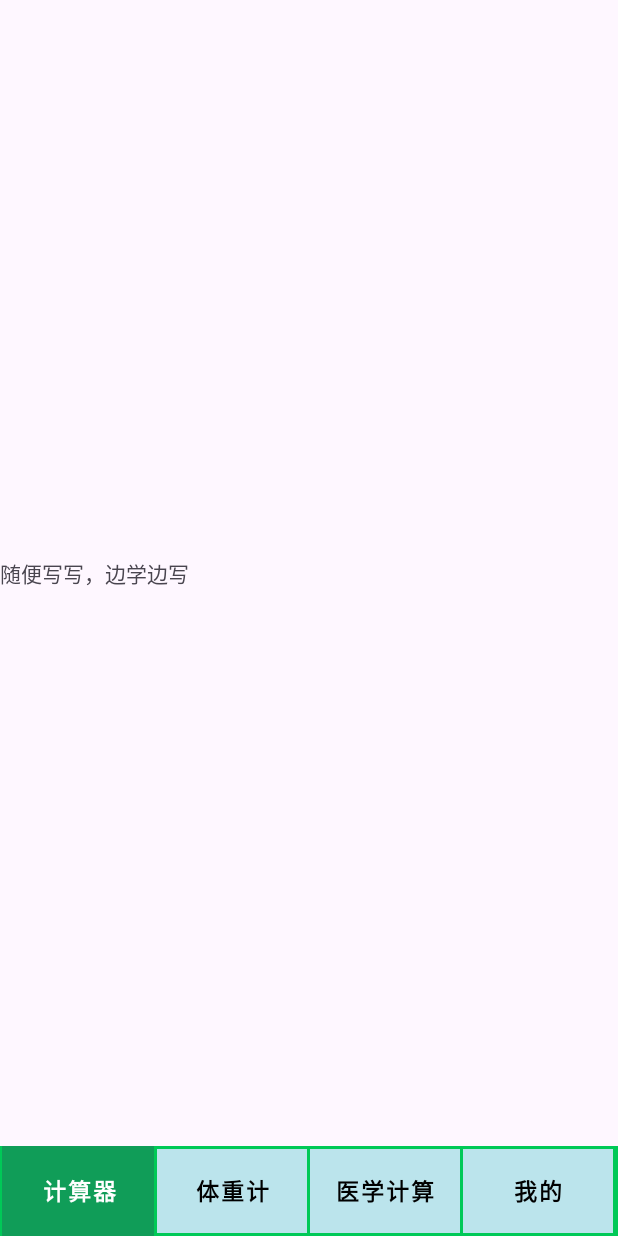
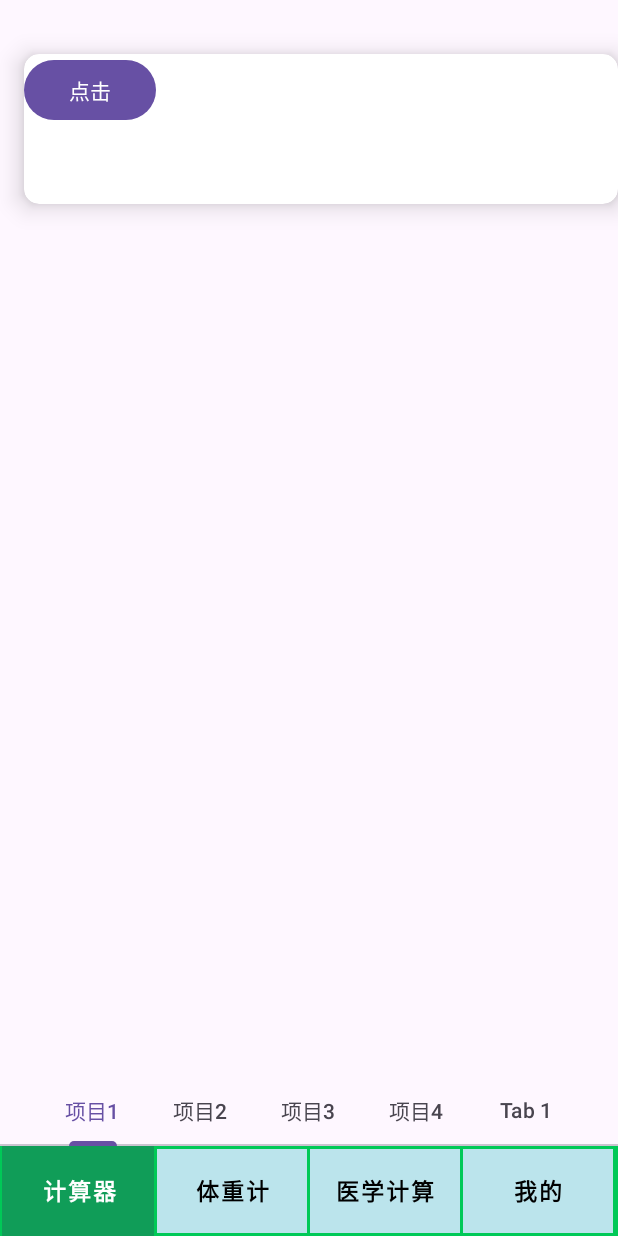
Before and after one commit to outlllc/medtools, an Android app built with Jetpack Compose: the fragment MinePage placed in its activity, on a phone screen of 412 x 824 dp. Run offline under Robolectric (Android 15) with nearby library versions, the phone set to English and light mode, and no system bars; our stand-ins replace data binding; 2 statements that could not run were skipped.

Commit message:
(修改了部分布局文件，添加了新的图片资源和属性)

```diff
--- a/app/src/main/java/com/duckgo/medtools/mine/MinePage.kt
+++ b/app/src/main/java/com/duckgo/medtools/mine/MinePage.kt
@@ -42,4 +42,9 @@ class MinePage : Fragment() {
                 }
             }
     }
+
+    override fun onViewCreated(view: View, savedInstanceState: Bundle?) {
+        super.onViewCreated(view, savedInstanceState)
+        binding.tabLayout.addTab(binding.tabLayout.newTab().setText("Tab 1"))
+    }
 }
--- a/app/src/main/res/layout/fragment_mine_page.xml
+++ b/app/src/main/res/layout/fragment_mine_page.xml
@@ -1,7 +1,7 @@
 <?xml version="1.0" encoding="utf-8"?>
 <layout xmlns:android="http://schemas.android.com/apk/res/android"
-    xmlns:app="http://schemas.android.com/apk/res-auto"
-    xmlns:tools="http://schemas.android.com/tools">
+    xmlns:tools="http://schemas.android.com/tools"
+    xmlns:app="http://schemas.android.com/apk/res-auto">
 
     <data>
 
@@ -9,16 +9,69 @@
 
     <androidx.constraintlayout.widget.ConstraintLayout
         android:layout_width="match_parent"
-        android:layout_height="match_parent"
-        tools:context=".mine.MinePage">
+        android:layout_height="match_parent">
 
-        <TextView
+        <androidx.cardview.widget.CardView
+            android:id="@+id/cardView"
+            android:layout_width="match_parent"
+            android:layout_height="100dp"
+            android:layout_marginStart="16dp"
+            android:layout_marginTop="36dp"
+            app:cardBackgroundColor="@color/white"
+            app:cardCornerRadius="10dp"
+            app:cardElevation="10dp"
+            app:layout_constraintStart_toStartOf="parent"
+            app:layout_constraintTop_toTopOf="parent">
+
+            <com.google.android.material.button.MaterialButton
+                style="@style/Widget.Material3.Button.UnelevatedButton"
+                android:layout_width="wrap_content"
+                android:layout_height="wrap_content"
+                android:text="点击" />
+
+        </androidx.cardview.widget.CardView>
+
+        <androidx.viewpager.widget.ViewPager
+            android:layout_width="match_parent"
+            android:layout_height="0dp"
+            android:id="@+id/viewPager"
+            app:layout_constraintBottom_toTopOf="@+id/tabLayout"
+            app:layout_constraintVertical_weight="1"
+            app:layout_constraintStart_toStartOf="parent"
+            app:layout_constraintTop_toBottomOf="@+id/cardView" />
+
+        <com.google.android.material.tabs.TabLayout
+            android:id="@+id/tabLayout"
             android:layout_width="match_parent"
             android:layout_height="wrap_content"
-            android:text="随便写写，边学边写"
+
             app:layout_constraintBottom_toBottomOf="parent"
             app:layout_constraintStart_toStartOf="parent"
-            app:layout_constraintTop_toTopOf="parent" />
+            app:layout_constraintTop_toBottomOf="@+id/cardView"
+            app:layout_constraintVertical_bias="1.0"
+            app:tabMode="auto">
+
+            <com.google.android.material.tabs.TabItem
+                android:layout_width="wrap_content"
+                android:layout_height="wrap_content"
+                android:text="项目1" />
+
+            <com.google.android.material.tabs.TabItem
+                android:layout_width="wrap_content"
+                android:layout_height="wrap_content"
+                android:text="项目2" />
+
+            <com.google.android.material.tabs.TabItem
+                android:layout_width="wrap_content"
+                android:layout_height="wrap_content"
+                android:text="项目3" />
+
+            <com.google.android.material.tabs.TabItem
+                android:layout_width="wrap_content"
+                android:layout_height="wrap_content"
+                android:text="项目4" />
+        </com.google.android.material.tabs.TabLayout>
+
 
     </androidx.constraintlayout.widget.ConstraintLayout>
 </layout>
```
Also changed, not shown: app/src/main/java/com/duckgo/medtools/MainActivity.kt (+4 -3 lines), app/src/main/java/com/duckgo/medtools/my_adapter/ViewPageAdapter.kt (added, +27 -0 lines), app/src/main/res/layout/aa.xml (added, +70 -0 lines), 90 other files.
